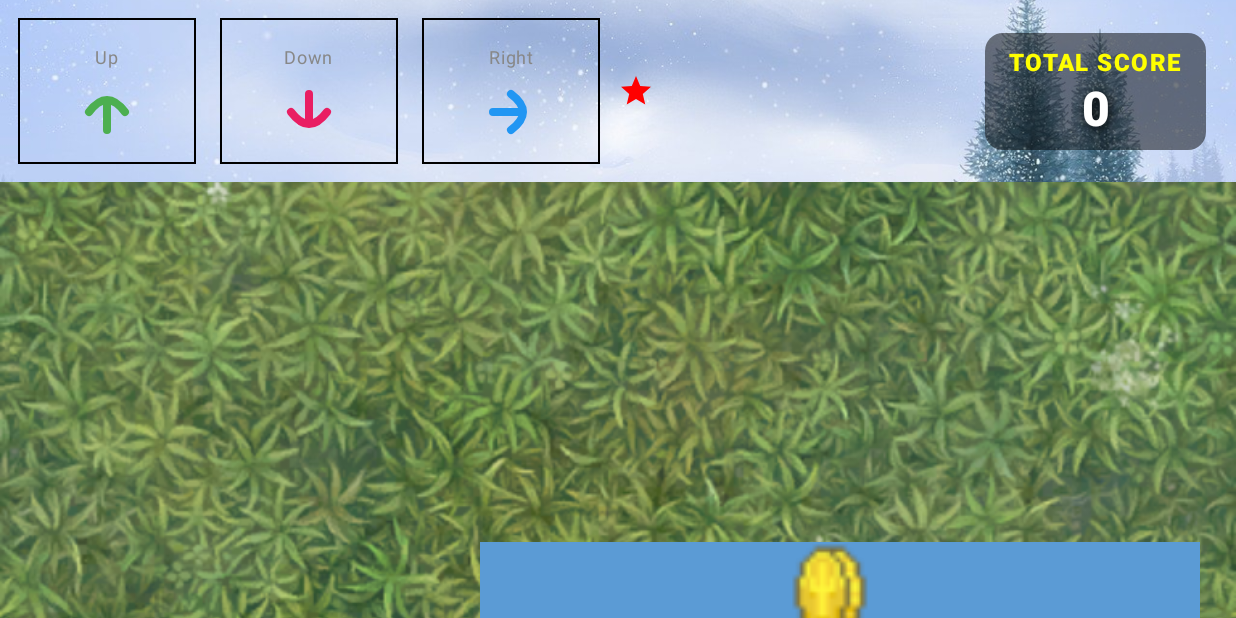
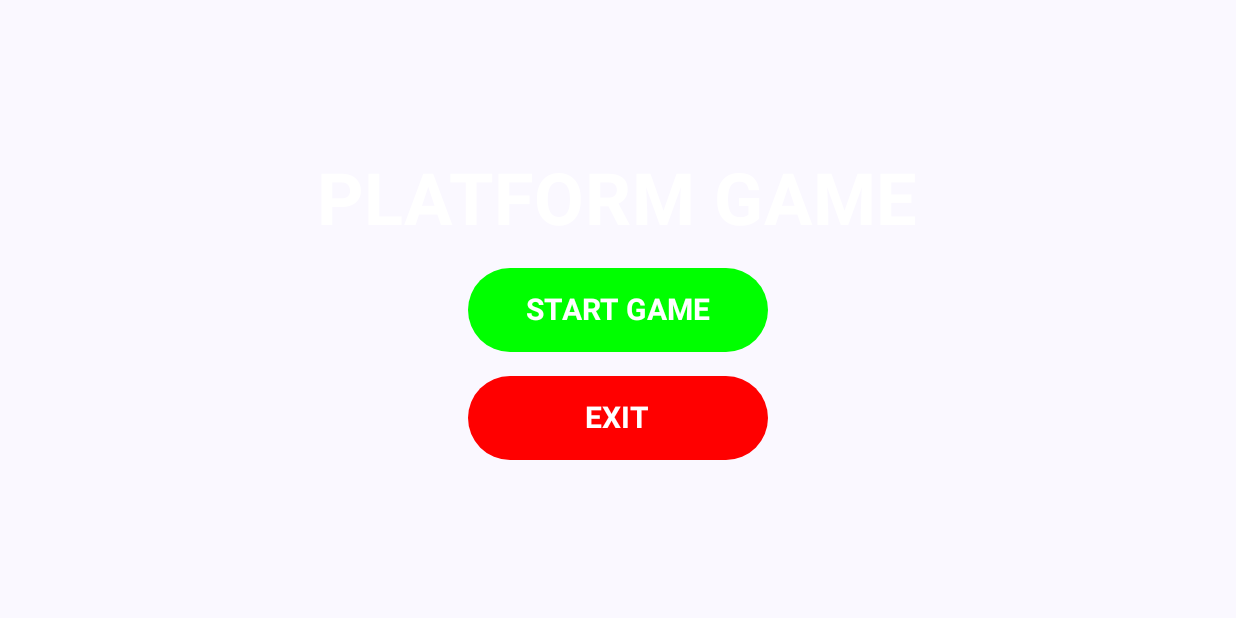
Before and after one commit to bsilv22/Individual_Project_3, an Android app built with Jetpack Compose: the screen it shows after launch (MainActivity), on a phone screen of 824 x 412 dp (held sideways). Run offline under Robolectric (Android 15) with nearby library versions, the phone set to English and light mode, and no system bars.

Commit message:
Added menu and sound

```diff
--- a/app/src/main/java/com/zybooks/individual_project3_game/MainActivity.kt
+++ b/app/src/main/java/com/zybooks/individual_project3_game/MainActivity.kt
@@ -1,5 +1,6 @@
 package com.zybooks.individual_project3_game
 
+import GameMenu
 import android.os.Bundle
 import androidx.activity.ComponentActivity
 import androidx.activity.compose.setContent
@@ -10,6 +11,10 @@ import androidx.compose.material3.Scaffold
 import androidx.compose.ui.Modifier
 import com.zybooks.individual_project3_game.ui.theme.Individual_Project3_GameTheme
 import com.zybooks.individual_project3_game.userInterface.ui.screens.MazeGame
+import androidx.compose.runtime.getValue
+import androidx.compose.runtime.mutableStateOf
+import androidx.compose.runtime.remember
+import androidx.compose.runtime.setValue
 
 class MainActivity : ComponentActivity() {
     override fun onCreate(savedInstanceState: Bundle?) {
@@ -18,11 +23,24 @@ class MainActivity : ComponentActivity() {
         setContent {
             Individual_Project3_GameTheme {
                 Scaffold(modifier = Modifier.fillMaxSize()) { innerPadding ->
-                    MazeGame(
-                        modifier = Modifier
-                            .fillMaxSize()
-                            .padding(innerPadding)
-                    )
+                    // Add state management for game/menu
+                    var gameState by remember { mutableStateOf("menu") }
+
+                    when (gameState) {
+                        "menu" -> {
+                            GameMenu(
+                                onStartGame = { gameState = "playing" },
+                                onExitGame = { finish() }  // This exits the app
+                            )
+                        }
+                        "playing" -> {
+                            MazeGame(
+                                modifier = Modifier
+                                    .fillMaxSize()
+                                    .padding(innerPadding)
+                            )
+                        }
+                    }
                 }
             }
         }
--- a/app/src/main/java/com/zybooks/individual_project3_game/userInterface/ui/screens/GameMenu.kt
+++ b/app/src/main/java/com/zybooks/individual_project3_game/userInterface/ui/screens/GameMenu.kt
@@ -1,4 +1,96 @@
-package com.zybooks.individual_project3_game.userInterface.ui.screens
+// GameMenu.kt
+import androidx.compose.foundation.layout.*
 
-class GameMenu {
+import androidx.compose.runtime.*
+import androidx.compose.ui.Alignment
+import androidx.compose.ui.Modifier
+import androidx.compose.ui.graphics.Color
+import androidx.compose.ui.text.font.FontWeight
+import androidx.compose.ui.unit.dp
+import androidx.compose.ui.unit.sp
+import android.content.Context
+import android.media.SoundPool
+import androidx.compose.material3.Button
+import androidx.compose.material3.ButtonDefaults
+import androidx.compose.material3.Text
+import androidx.compose.ui.platform.LocalContext
+import com.zybooks.individual_project3_game.R
+
+class SoundHelper(context: Context) {
+    private val soundPool = SoundPool.Builder()
+        .setMaxStreams(4)
+        .build()
+
+    private val buttonClickSound = soundPool.load(context, R.raw.button_click, 1)
+
+    fun playClickSound() {
+        // Parameters: soundID, leftVolume, rightVolume, priority, loop, rate
+        soundPool.play(buttonClickSound, 10f, 10f, 5, 0, 1f)
+    }
+
 }
+@Composable
+fun GameMenu(
+    onStartGame: () -> Unit,
+    onExitGame: () -> Unit
+) {
+    val context = LocalContext.current
+    val soundHelper = remember { SoundHelper(context) }
+
+    Box(
+        modifier = Modifier.fillMaxSize(),
+        contentAlignment = Alignment.Center
+    ) {
+        Column(
+            horizontalAlignment = Alignment.CenterHorizontally,
+            verticalArrangement = Arrangement.spacedBy(16.dp)
+        ) {
+            Text(
+                text = "PLATFORM GAME",
+                fontSize = 48.sp,
+                fontWeight = FontWeight.Bold,
+                color = Color.White
+            )
+
+            Button(
+                onClick = {
+                    soundHelper.playClickSound()
+                    onStartGame()
+                },
+                modifier = Modifier
+                    .width(200.dp)
+                    .height(56.dp),
+                colors = ButtonDefaults.buttonColors(
+                    containerColor = Color.Green,  // Instead of backgroundColor
+                    contentColor = Color.White
+                )
+            ) {
+                Text(
+                    text = "START GAME",
+                    fontSize = 20.sp,
+                    fontWeight = FontWeight.Bold
+                )
+            }
+
+            Button(
+                onClick = {
+                    soundHelper.playClickSound()
+                    onExitGame()
+                },
+                modifier = Modifier
+                    .width(200.dp)
+                    .height(56.dp),
+                colors = ButtonDefaults.buttonColors(
+                    containerColor = Color.Red,  // Instead of backgroundColor
+                    contentColor = Color.White
+                )
+            ) {
+                Text(
+                    text = "EXIT",
+                    fontSize = 20.sp,
+                    fontWeight = FontWeight.Bold
+                )
+            }
+        }
+    }
+}
```
